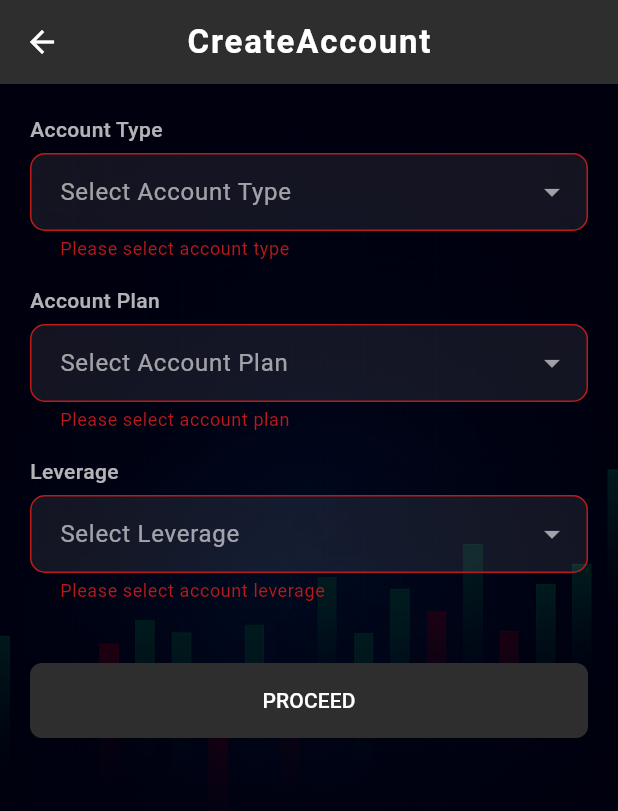
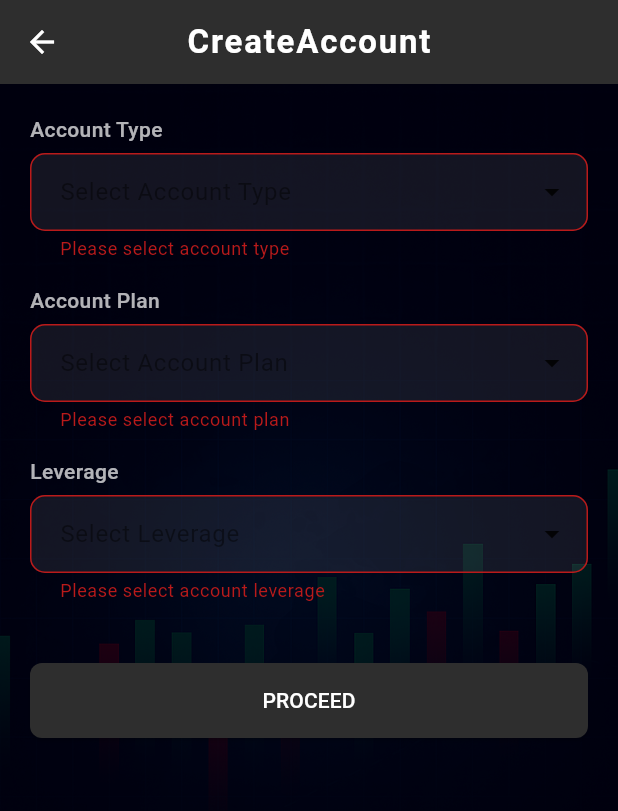
Before and after one commit to businessvivek3600/fx-crm, a Flutter app: the CreateAccountFormScreen screen opened directly, after a tap on "PROCEED", on a phone screen of 412 x 824 dp. Shown: the top 811 px of the screen. Run offline on Flutter 3.47's test engine with Material 3 defaults, Android fonts, the phone set to English and light mode, and no system bars; our stand-ins replace awesome_dialog, country_picker, dio, firebase_core, firebase_messaging, fl_chart and 14 more; accounts and stored records are empty; network calls fail.

Commit message:
working on drop_down_text

```diff
--- a/lib/view/component/drawer_component/component/account/account_screen.dart
+++ b/lib/view/component/drawer_component/component/account/account_screen.dart
@@ -108,8 +108,7 @@ class _AccountScreenState extends State<AccountScreen> {
                   color: Colors.white.withOpacity(0.2),
                   blurRadius: 6,
                   spreadRadius: 2,
-                  offset: const Offset(3, 0.1),
-                  // subtle downward shadow
+                  offset: const Offset(3, 0.1), // subtle downward shadow
                 ),
               ],
             ),
@@ -125,11 +124,11 @@ class _AccountScreenState extends State<AccountScreen> {
                       style: const TextStyle(
                         fontSize: 16,
                         fontWeight: FontWeight.bold,
-                        color: Colors.black,
+                        color: Colors.white70,
                       ),
                     ),
                     PopupMenuButton<String>(
-                      icon: const Icon(Icons.more_vert, color: Colors.black),
+                      icon: const Icon(Icons.more_vert, color: Colors.white70),
                       onSelected: (value) {
                         if (value == 'leverage') {
                           accountController.updateSelectedAccount(
@@ -384,10 +383,12 @@ class _AccountScreenState extends State<AccountScreen> {
               return DropDownTextFormField(
                 key: _leverageKey,
                 label: 'Leverage',
-                colors: Colors.white70,
+                colors: Colors.black,
+
                 hint: 'Select Leverage',
                 controller: leverageController,
                 autovalidateMode: AutovalidateMode.onUserInteraction,
+
                 validator:
                     (value) =>
                         (value == null || value.isEmpty)
--- a/lib/widgets/drop_down_text_field.dart
+++ b/lib/widgets/drop_down_text_field.dart
@@ -11,11 +11,11 @@ class DropDownTextFormField extends StatelessWidget {
   final TextEditingController? controller;
   final VoidCallback? onTap;
   final AutovalidateMode? autovalidateMode;
-  final Color? fillColor; // 🛑 fill color
-  final Color? focusedBorder; // 🛑 border color
-  final Color? enabledBorder; // 🛑 border color
+  final Color? fillColor;
+  final Color? focusedBorder;
+  final Color? enabledBorder;
   final Color? dropdownDisableColor;
-  final Color? dropdownEnableColor;// 🛑 drop down color
+  final Color? dropdownEnableColor;
   final TextStyle? fieldStyle;
   final String? Function(String?)? validator;
 
@@ -35,12 +35,25 @@ class DropDownTextFormField extends StatelessWidget {
     this.enabledBorder,
     this.textStyle,
     this.fillColor,
-     this.dropdownDisableColor, this.dropdownEnableColor, this.fieldStyle,
+    this.dropdownDisableColor,
+    this.dropdownEnableColor,
+    this.fieldStyle,
   });
 
   @override
   Widget build(BuildContext context) {
     final isDisabled = readOnly || isDate;
+
+    // Detect brightness of fillColor to auto-assign white or black text colors
+    final Color bgColor = fillColor ?? Colors.white.withOpacity(0.08);
+    final bool isDark = bgColor.computeLuminance() < 0.5;
+    final Color defaultTextColor = isDark ? Colors.white : Colors.black;
+    final Color defaultHintColor = isDark ? Colors.white60 : Colors.black45;
+    final Color defaultBorderColor = isDark ? Colors.white30 : Colors.black26;
+    final Color defaultDropdownEnableColor =
+        isDark ? Colors.white60 : Colors.black87;
+    final Color defaultDropdownDisableColor =
+        isDark ? Colors.white30 : Colors.black26;
 
     return Column(
       crossAxisAlignment: CrossAxisAlignment.start,
@@ -50,7 +63,7 @@ class DropDownTextFormField extends StatelessWidget {
           style:
               style ??
               TextStyle(
-                color: colors ?? Colors.white70,
+                color: colors ?? defaultTextColor,
                 fontSize: 14,
                 fontWeight: FontWeight.w500,
               ),
@@ -64,25 +77,30 @@ class DropDownTextFormField extends StatelessWidget {
             validator: validator,
             readOnly: true,
             onTap: isDisabled ? null : onTap,
-            style: fieldStyle ?? TextStyle(color: Colors.white),
+            style: fieldStyle ?? TextStyle(color: defaultTextColor),
             decoration: InputDecoration(
               hintText: hint,
-              hintStyle: textStyle ?? TextStyle(color: Colors.white60),
+              hintStyle: textStyle ?? TextStyle(color: defaultHintColor),
               filled: true,
-              fillColor: fillColor ?? Colors.white.withOpacity(0.08),
+              fillColor: bgColor,
               suffixIcon: Icon(
                 Icons.arrow_drop_down,
-                color: isDisabled
-                    ? dropdownDisableColor ?? Colors.white30
-                    : dropdownEnableColor ?? Colors.white60,
+                color:
+                    isDisabled
+                        ? dropdownDisableColor ?? defaultDropdownDisableColor
+                        : dropdownEnableColor ?? defaultDropdownEnableColor,
               ),
               enabledBorder: OutlineInputBorder(
                 borderRadius: BorderRadius.circular(12),
-                borderSide: BorderSide(color: enabledBorder ?? Colors.white12),
+                borderSide: BorderSide(
+                  color: enabledBorder ?? defaultBorderColor,
+                ),
               ),
               focusedBorder: OutlineInputBorder(
                 borderRadius: BorderRadius.circular(12),
-                borderSide: BorderSide(color: focusedBorder ?? Colors.white30),
+                borderSide: BorderSide(
+                  color: focusedBorder ?? defaultBorderColor,
+                ),
               ),
               contentPadding: const EdgeInsets.symmetric(
                 horizontal: 16,
@@ -91,7 +109,6 @@ class DropDownTextFormField extends StatelessWidget {
             ),
           ),
         ),
-
       ],
     );
   }
```
